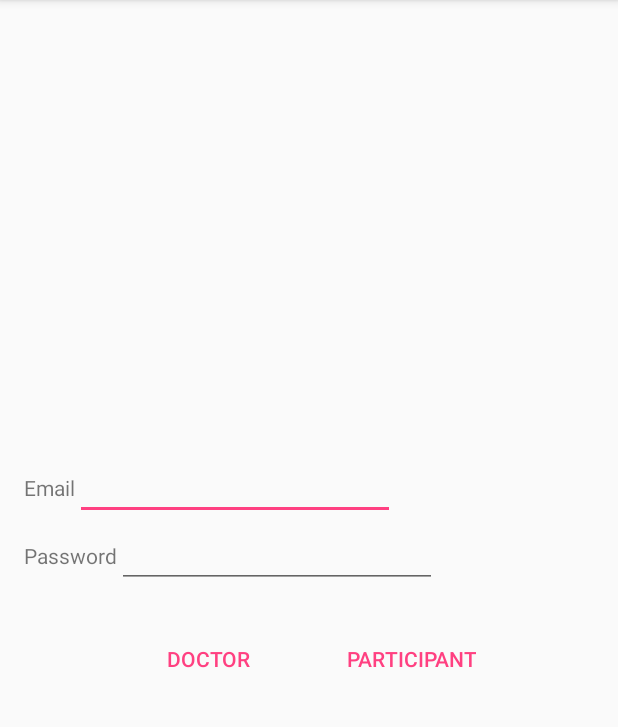
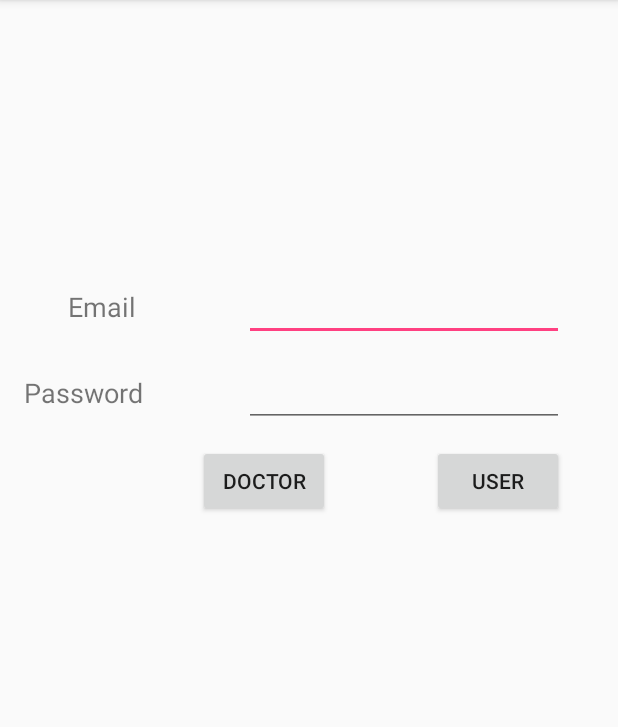
Before and after one commit to delaware2017/team-10, an Android app: the LoginActivity screen opened directly, with no data from a screen before it, on a phone screen of 412 x 824 dp, the part 84-811 px from its top. Run offline under Robolectric (Android 15) with nearby library versions, the phone set to English and light mode, and no system bars.

Commit message:
Update login screen

```diff
--- a/WholesomeWave/app/src/main/java/com/example/nidhi/wholesomewave/Controller/LoginActivity.java
+++ b/WholesomeWave/app/src/main/java/com/example/nidhi/wholesomewave/Controller/LoginActivity.java
@@ -41,12 +41,12 @@ public class LoginActivity extends AppCompatActivity {
         super.onCreate(savedInstanceState);
         setContentView(R.layout.login_screen);
         //initialize views
-        username = (EditText) findViewById(R.id.userNameText);
-        password = (EditText) findViewById(R.id.passwordText);
+        username = (EditText) findViewById(R.id.emailText);
+        password = (EditText) findViewById(R.id.pWordText);
         progressDialog = new ProgressDialog(this);
         //SharedPreferences mPrefs = getSharedPreferences("WaterCrowdSource", MODE_PRIVATE);
 
-        loginParticipant = (Button) findViewById(R.id.loginParticipant);
+        loginParticipant = (Button) findViewById(R.id.docBtn);
         loginParticipant.setOnClickListener(new View.OnClickListener(){
             @Override
             public void onClick(View v){
@@ -55,7 +55,7 @@ public class LoginActivity extends AppCompatActivity {
         });
 
 
-        loginDoctor = (Button) findViewById(R.id.loginDoctor);
+        loginDoctor = (Button) findViewById(R.id.usrBtn);
         loginDoctor.setOnClickListener(new View.OnClickListener(){
             @Override
             public void onClick(View v){
--- a/WholesomeWave/app/src/main/res/layout/login_screen.xml
+++ b/WholesomeWave/app/src/main/res/layout/login_screen.xml
@@ -1,75 +1,93 @@
 <?xml version="1.0" encoding="utf-8"?>
-<LinearLayout xmlns:android="http://schemas.android.com/apk/res/android"
+<android.support.constraint.ConstraintLayout xmlns:android="http://schemas.android.com/apk/res/android"
+    xmlns:app="http://schemas.android.com/apk/res-auto"
     xmlns:tools="http://schemas.android.com/tools"
     android:layout_width="match_parent"
-    android:layout_height="match_parent"
-    android:orientation="vertical"
-    tools:context="com.example.nidhi.wholesomewave.Controller.LoginActivity"
-    android:gravity="center_vertical"
-    android:paddingLeft="16dp">
-
-    <LinearLayout
-        android:layout_width="match_parent"
-        android:layout_height="wrap_content"
-        android:orientation="horizontal">
+    android:layout_height="match_parent">
 
     <TextView
+        android:id="@+id/textView"
         android:layout_width="wrap_content"
         android:layout_height="wrap_content"
-            android:text="Email" />
+        android:layout_marginEnd="72dp"
+        android:layout_marginTop="192dp"
+        android:text="Email"
+        android:textSize="18sp"
+        app:layout_constraintEnd_toStartOf="@+id/emailText"
+        app:layout_constraintTop_toTopOf="parent" />
 
     <EditText
-            android:id="@+id/userNameText"
+        android:id="@+id/emailText"
         android:layout_width="wrap_content"
         android:layout_height="wrap_content"
+        android:layout_marginEnd="36dp"
         android:ems="10"
-            android:inputType="textPersonName" />
-    </LinearLayout>
+        android:inputType="textEmailAddress"
+        app:layout_constraintBaseline_toBaselineOf="@+id/textView"
+        app:layout_constraintEnd_toEndOf="parent" />
 
-    <LinearLayout
-        android:layout_width="match_parent"
+    <TextView
+        android:id="@+id/textView3"
+        android:layout_width="wrap_content"
         android:layout_height="wrap_content"
-        android:orientation="horizontal"
-        android:paddingBottom="20dp">
-        <TextView
+        android:layout_marginEnd="16dp"
+        android:layout_marginStart="16dp"
         android:text="Password"
-            android:layout_width="wrap_content"
-            android:layout_height="wrap_content" />
+        android:textSize="18sp"
+        app:layout_constraintBaseline_toBaselineOf="@+id/pWordText"
+        app:layout_constraintEnd_toStartOf="@+id/pWordText"
+        app:layout_constraintHorizontal_bias="0.0"
+        app:layout_constraintStart_toStartOf="parent" />
 
     <EditText
+        android:id="@+id/pWordText"
         android:layout_width="wrap_content"
         android:layout_height="wrap_content"
+        android:layout_marginEnd="36dp"
+        android:layout_marginTop="12dp"
+        android:ems="10"
         android:inputType="textPassword"
-            android:ems="10"
-            android:id="@+id/passwordText" />
-    </LinearLayout>
-    <LinearLayout
-        android:layout_width="match_parent"
-        android:layout_height="wrap_content"
-        android:orientation="horizontal"
-        android:gravity="center_horizontal">
+        app:layout_constraintEnd_toEndOf="parent"
+        app:layout_constraintTop_toBottomOf="@+id/emailText" />
 
     <Button
+        android:id="@+id/usrBtn"
+        android:layout_width="wrap_content"
+
+        android:layout_height="wrap_content"
+        android:layout_marginStart="132dp"
         android:text="Doctor"
+        app:layout_constraintBaseline_toBaselineOf="@+id/docBtn"
+        app:layout_constraintStart_toStartOf="parent" />
+
+    <Button
+        android:id="@+id/docBtn"
         android:layout_width="wrap_content"
         android:layout_height="wrap_content"
-            android:id="@+id/loginDoctor"
-            android:paddingTop="10dp"
-            android:elevation="0dp"
-            style="?android:attr/buttonBarButtonStyle"
-            android:layout_marginRight="20dp" />
-    <Button
-        android:text="Participant"
+        android:layout_marginEnd="36dp"
+        android:layout_marginStart="16dp"
+        android:layout_marginTop="12dp"
+        android:text="User"
+        app:layout_constraintEnd_toEndOf="parent"
+        app:layout_constraintHorizontal_bias="1.0"
+        app:layout_constraintStart_toEndOf="@+id/usrBtn"
+        app:layout_constraintTop_toBottomOf="@+id/pWordText" />
+
+    <TextView
+        android:id="@+id/textView4"
         android:layout_width="wrap_content"
         android:layout_height="wrap_content"
-        style="?android:attr/buttonBarButtonStyle"
-        android:id="@+id/loginParticipant"
-        android:elevation="24dp"
-        android:layout_marginLeft="20dp" />
-
-    </LinearLayout>
-
-
-
-
-</LinearLayout>
+        android:layout_marginBottom="16dp"
+        android:layout_marginEnd="16dp"
+        android:layout_marginStart="16dp"
+        android:layout_marginTop="24dp"
+        android:text=""
+        android:textSize="24sp"
+        android:textStyle="bold"
+        app:layout_constraintBottom_toBottomOf="parent"
+        app:layout_constraintEnd_toEndOf="parent"
+        app:layout_constraintHorizontal_bias="0.051"
+        app:layout_constraintStart_toStartOf="parent"
+        app:layout_constraintTop_toTopOf="parent"
+        app:layout_constraintVertical_bias="0.0" />
+</android.support.constraint.ConstraintLayout>
```
Lines whose indentation alone changed are shown as unchanged.
